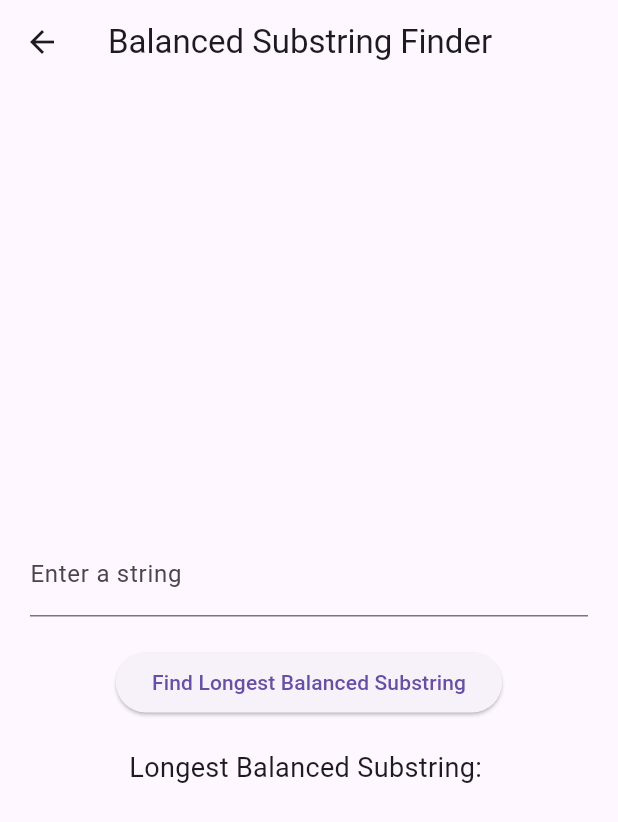
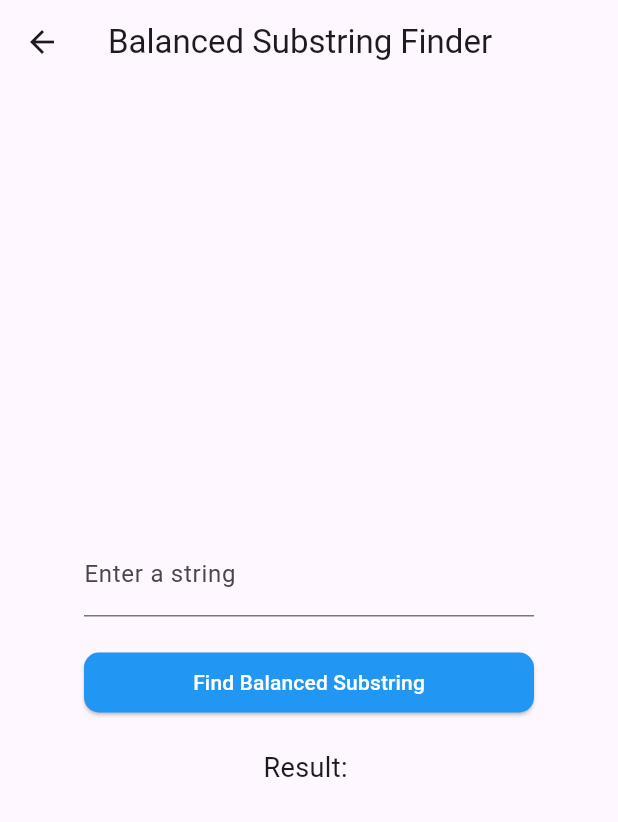
Before and after one commit to TabStark/tem_tech_task_assignment, a Flutter app: the FibonacciScreen screen opened directly, after a tap on "Calculate", after a tap on "Next", on a phone screen of 412 x 824 dp. Shown: the top 822 px of the screen. Run offline on Flutter 3.47's test engine with Material 3 defaults, Android fonts, the phone set to English and light mode, and no system bars; our stand-ins replace another_flushbar, firebase_core, firebase_storage, flutter_spinkit, image_picker, video_player; accounts and stored records are empty.

Commit message:
buttons added

```diff
--- a/lib/screens/balanced_string.dart
+++ b/lib/screens/balanced_string.dart
@@ -15,33 +15,47 @@ class _BalancedStringState extends State<BalancedString> {
       appBar: AppBar(
         title: Text('Balanced Substring Finder'),
       ),
-      body: Center(
-        child: Padding(
+      body: Container(
+        width: double.infinity,
+        height: double.infinity,
         padding: const EdgeInsets.all(20.0),
         child: Column(
           mainAxisAlignment: MainAxisAlignment.center,
+          crossAxisAlignment: CrossAxisAlignment.center,
           children: <Widget>[
-              TextField(
+            SizedBox(
+              width: 300,
+              child: TextField(
                 controller: _inputController,
                 decoration: InputDecoration(labelText: 'Enter a string'),
               ),
+            ),
             SizedBox(height: 20.0),
-              ElevatedButton(
+            SizedBox(
+              width: 300,
+              child: ElevatedButton(
+                style: ElevatedButton.styleFrom(
+                    backgroundColor: Colors.blue,
+                    shape: RoundedRectangleBorder(
+                        borderRadius: BorderRadius.circular(10))),
                 onPressed: () {
                   setState(() {
                     _result =
                         findLongestBalancedSubstring(_inputController.text);
                   });
                 },
-                child: Text('Find Longest Balanced Substring'),
+                child: Text(
+                  'Find Balanced Substring',
+                  style: TextStyle(color: Colors.white),
+                ),
+              ),
             ),
             SizedBox(height: 20.0),
             Text(
-                'Longest Balanced Substring: $_result',
+              'Result: $_result',
               style: TextStyle(fontSize: 18.0),
             ),
           ],
-          ),
         ),
       ),
     );
--- a/lib/screens/fibonacci.dart
+++ b/lib/screens/fibonacci.dart
@@ -50,6 +50,10 @@ class _FibonacciScreenState extends State<FibonacciScreen> {
             SizedBox(
               width: 300,
               child: ElevatedButton(
+                style: ElevatedButton.styleFrom(
+                    backgroundColor: Colors.blue,
+                    shape: RoundedRectangleBorder(
+                        borderRadius: BorderRadius.circular(10))),
                 onPressed: () {
                   int? position = int.tryParse(_positionController.text);
                   if (position != null && position >= 0) {
@@ -62,7 +66,10 @@ class _FibonacciScreenState extends State<FibonacciScreen> {
                     });
                   }
                 },
-                child: Text('Calculate'),
+                child: Text(
+                  'Calculate',
+                  style: TextStyle(color: Colors.white),
+                ),
               ),
             ),
             SizedBox(height: 16.0),
```
Lines whose indentation alone changed are shown as unchanged.
